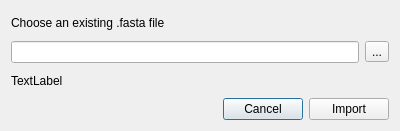
Old version of the form pyssa/gui/ui/forms/import_sequence_view.ui in the repository urban233/PySSA.
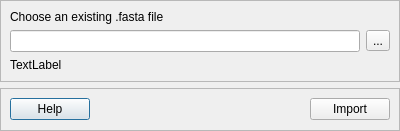
New version of the form.

Commit message: update: added new help design to dialogs

Patch:
```diff
--- a/pyssa/gui/ui/forms/import_sequence_view.ui
+++ b/pyssa/gui/ui/forms/import_sequence_view.ui
@@ -25,7 +25,28 @@
   <property name="windowTitle">
    <string>Dialog</string>
   </property>
-  <layout class="QVBoxLayout" name="verticalLayout_2">
+  <layout class="QVBoxLayout" name="verticalLayout_4">
+   <property name="leftMargin">
+    <number>0</number>
+   </property>
+   <property name="topMargin">
+    <number>0</number>
+   </property>
+   <property name="rightMargin">
+    <number>0</number>
+   </property>
+   <property name="bottomMargin">
+    <number>0</number>
+   </property>
+   <item>
+    <widget class="QFrame" name="frame">
+     <property name="frameShape">
+      <enum>QFrame::StyledPanel</enum>
+     </property>
+     <property name="frameShadow">
+      <enum>QFrame::Raised</enum>
+     </property>
+     <layout class="QVBoxLayout" name="verticalLayout_3">
    <item>
     <layout class="QVBoxLayout" name="verticalLayout">
      <item>
@@ -65,8 +86,27 @@
      </item>
     </layout>
    </item>
+     </layout>
+    </widget>
+   </item>
+   <item>
+    <widget class="QFrame" name="frame_bottom">
+     <property name="frameShape">
+      <enum>QFrame::StyledPanel</enum>
+     </property>
+     <property name="frameShadow">
+      <enum>QFrame::Raised</enum>
+     </property>
+     <layout class="QVBoxLayout" name="verticalLayout_2">
    <item>
     <layout class="QHBoxLayout" name="horizontalLayout_2">
+        <item>
+         <widget class="QPushButton" name="btn_help">
+          <property name="text">
+           <string>Help</string>
+          </property>
+         </widget>
+        </item>
      <item>
       <spacer name="horizontalSpacer">
        <property name="orientation">
@@ -80,13 +120,6 @@
        </property>
       </spacer>
      </item>
-     <item>
-      <widget class="QPushButton" name="btn_cancel">
-       <property name="text">
-        <string>Cancel</string>
-       </property>
-      </widget>
-     </item>
      <item>
       <widget class="QPushButton" name="btn_import_sequence">
        <property name="text">
@@ -95,6 +128,9 @@
       </widget>
      </item>
     </layout>
+      </item>
+     </layout>
+    </widget>
    </item>
   </layout>
  </widget>
```
Lines whose indentation alone changed are shown as unchanged. The commit also changes 20 other files.
